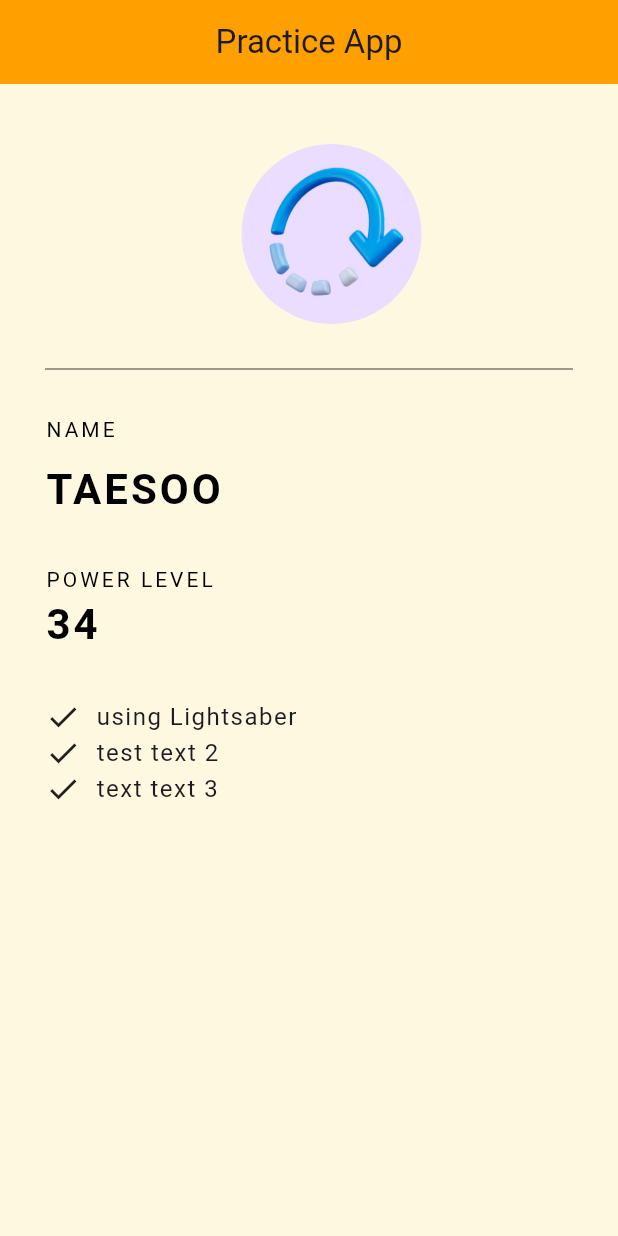
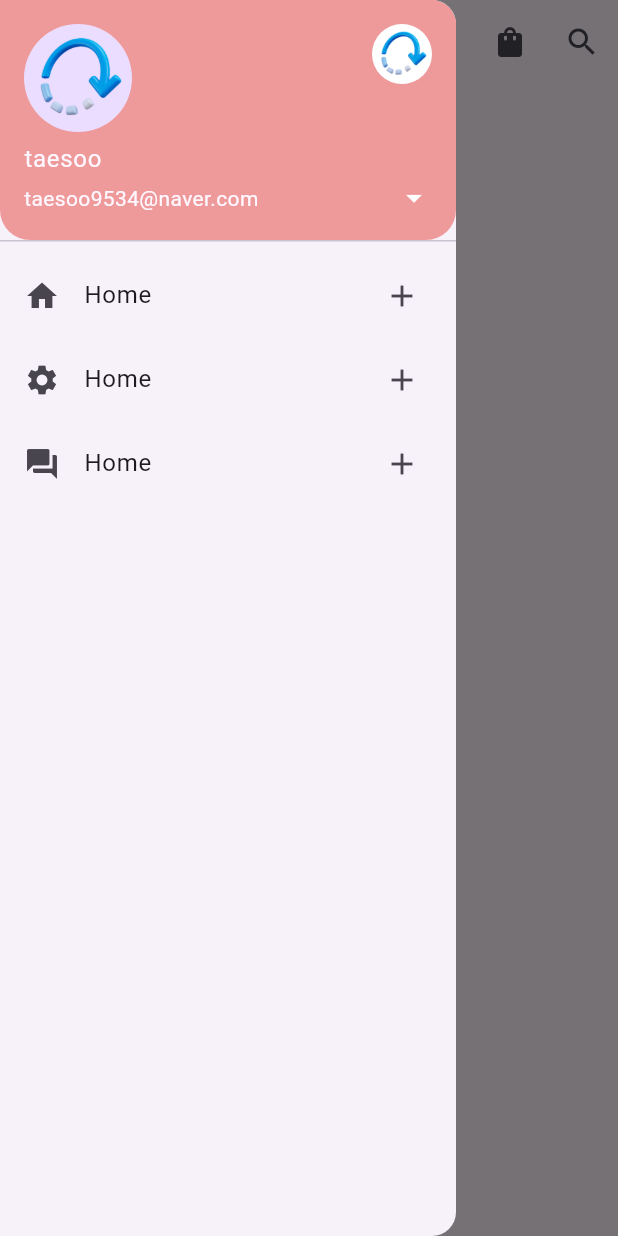
Before and after one commit to benyy0101/flutter-tutorial, a Flutter app: the screen it shows after launch, with the side drawer open (before the commit the screen has no drawer), on a phone screen of 412 x 824 dp. Run offline on Flutter 3.47's test engine with Material 3 defaults, Android fonts, the phone set to English and light mode, and no system bars.

Commit message:
Feat: Drawers and ListView,ListTile

```diff
--- a/lib/main.dart
+++ b/lib/main.dart
@@ -1,5 +1,3 @@
-import 'dart:js_util';
-
 import 'package:flutter/material.dart';
 
 void main() => runApp(MyApp());
@@ -10,92 +8,96 @@ class MyApp extends StatelessWidget {
     return MaterialApp(
       debugShowCheckedModeBanner: false,
       title: 'Practice App',
-      home: Grade(),
+      theme: ThemeData(primarySwatch: Colors.red),
+      home: Mypage(),
     );
   }
 }
 
-class Grade extends StatelessWidget {
+class Mypage extends StatelessWidget {
   @override
   Widget build(BuildContext context) {
     return Scaffold(
-        backgroundColor: Colors.amber[50],
-        appBar: AppBar(
-          title: Text('Practice App'),
-          backgroundColor: Colors.amber[700],
-          centerTitle: true,
-          elevation: 0.0,
-        ),
-        body: const Padding(
-            padding: EdgeInsets.fromLTRB(30.0, 40, 0, 0),
-            child: Column(
-              crossAxisAlignment: CrossAxisAlignment.start,
-              children: <Widget>[
-                Center(
-                  child: CircleAvatar(
-                    backgroundImage: AssetImage('assets/quiz-retry.png'),
-                    radius: 60.0,
-                  ),
-                ),
-                Divider(
-                    height: 60.0,
-                    color: Colors.black,
-                    thickness: 0.5,
-                    endIndent: 30.0),
-                Text('NAME',
-                    style: TextStyle(
-                      color: Colors.black,
-                      letterSpacing: 2.0,
-                    )),
-                SizedBox(
-                  height: 10.0,
-                ),
-                Text('TAESOO',
-                    style: TextStyle(
-                        color: Colors.black,
-                        letterSpacing: 2.0,
-                        fontSize: 28.0,
-                        fontWeight: FontWeight.bold)),
-                SizedBox(
-                  height: 30.0,
-                ),
-                Text('POWER LEVEL',
-                    style: TextStyle(
-                      color: Colors.black,
-                      letterSpacing: 2.0,
-                    )),
-                Text('34',
-                    style: TextStyle(
-                        color: Colors.black,
-                        letterSpacing: 2.0,
-                        fontSize: 28.0,
-                        fontWeight: FontWeight.bold)),
-                SizedBox(height: 30.0),
-                Row(
-                  children: <Widget>[
-                    Icon(Icons.check),
-                    SizedBox(width: 10.0),
-                    Text('using Lightsaber',
-                        style: TextStyle(fontSize: 16.0, letterSpacing: 1.0)),
-                  ],
-                ),
-                Row(
-                  children: <Widget>[
-                    Icon(Icons.check),
-                    SizedBox(width: 10.0),
-                    Text('test text 2',
-                        style: TextStyle(fontSize: 16.0, letterSpacing: 1.0)),
-                  ],
-                ),
-                Row(
-                  children: <Widget>[
-                    Icon(Icons.check),
-                    SizedBox(width: 10.0),
-                    Text('text text 3',
-                        style: TextStyle(fontSize: 16.0, letterSpacing: 1.0)),
-                  ],
+      appBar: AppBar(
+        title: Text('apple icon menu'),
+        elevation: 0.0,
+        centerTitle: true,
+        actions: <Widget>[
+          IconButton(
+            icon: Icon(Icons.shopping_bag),
+            onPressed: () {
+              print('shop button is clicked!!');
+            },
+          ),
+          IconButton(
+            icon: Icon(Icons.search),
+            onPressed: () {
+              print('search button is clicked!!');
+            },
+          )
+        ],
+      ),
+      drawer: Drawer(
+        child: ListView(
+          padding: EdgeInsets.zero,
+          children: <Widget>[
+            UserAccountsDrawerHeader(
+              currentAccountPicture: const CircleAvatar(
+                backgroundImage: AssetImage('assets/quiz-retry.png'),
+              ),
+              otherAccountsPictures: const <Widget>[
+                CircleAvatar(
+                  backgroundColor: Colors.white,
+                  backgroundImage: AssetImage('assets/quiz-retry.png'),
                 ),
               ],
-            )));
+              accountName: const Text('taesoo'),
+              accountEmail: const Text('taesoo9534@naver.com'),
+              onDetailsPressed: () {
+                print('PRESSED');
+              },
+              decoration: BoxDecoration(
+                  color: Colors.red[200],
+                  borderRadius: const BorderRadius.only(
+                      bottomLeft: Radius.circular(20.0),
+                      bottomRight: Radius.circular(20.0))),
+            ),
+            ListTile(
+              leading: Icon(
+                Icons.home,
+                color: Colors.grey[450],
+              ),
+              title: Text('Home'),
+              onTap: () {
+                print('Home clicked');
+              },
+              trailing: Icon(Icons.add),
+            ),
+            ListTile(
+              leading: Icon(
+                Icons.settings,
+                color: Colors.grey[450],
+              ),
+              title: Text('Home'),
+              onTap: () {
+                print('Home clicked');
+              },
+              trailing: Icon(Icons.add),
+            ),
+            ListTile(
+              leading: Icon(
+                Icons.question_answer,
+                color: Colors.grey[450],
+              ),
+              title: Text('Home'),
+              onTap: () {
+                print('Home clicked');
+              },
+              trailing: Icon(Icons.add),
+            ),
+          ],
+        ),
+      ),
+    );
   }
 }
```
